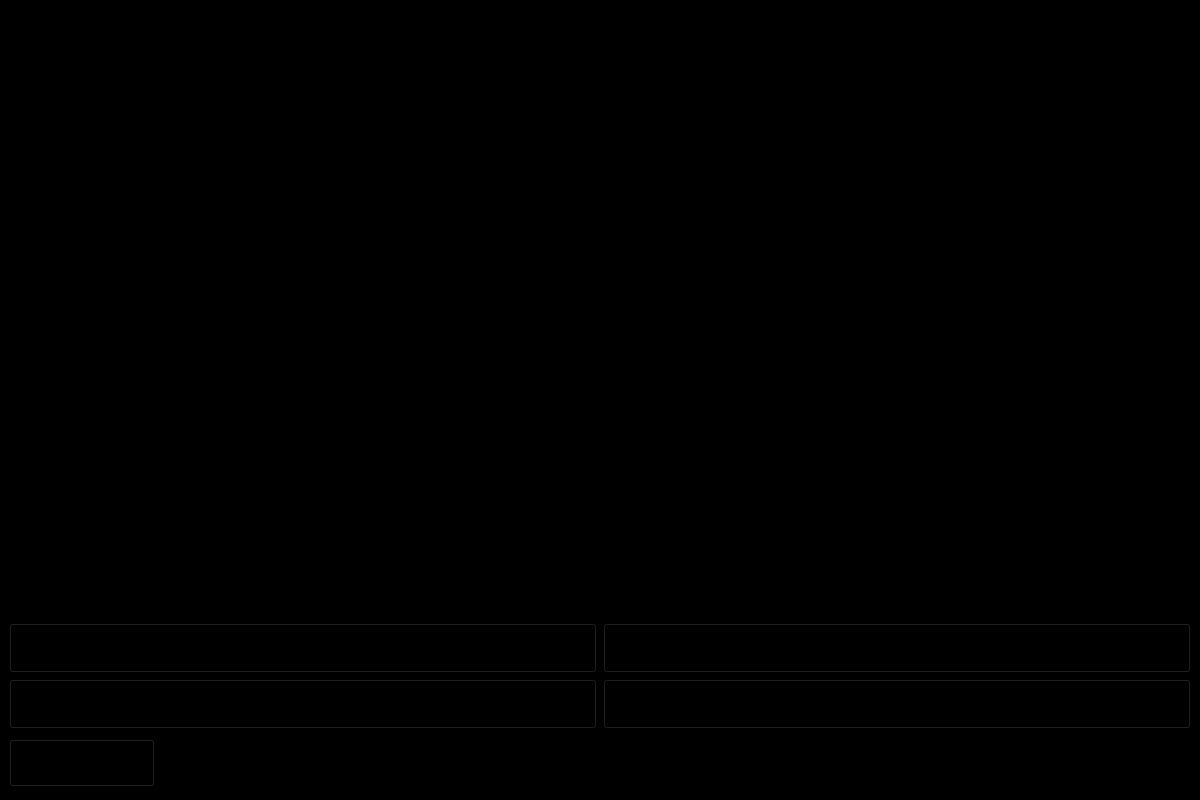
Above: transaction.ui from acmpesuecc/GrowPal before the change. Below: the same form after it.
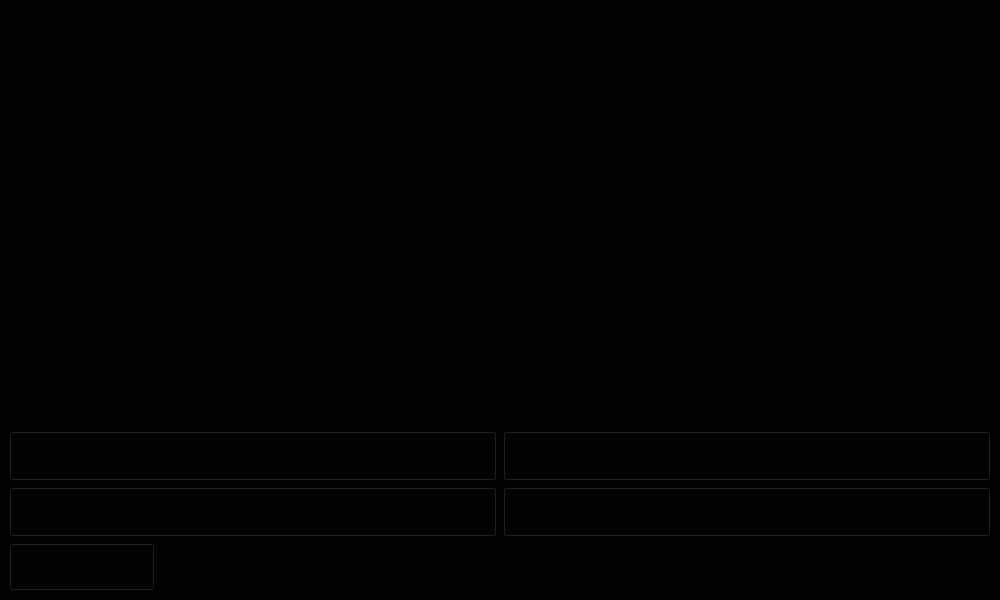
That is the form after the change. Icons and pictures are not drawn.

```diff
--- a/transaction.ui
+++ b/transaction.ui
@@ -6,14 +6,14 @@
    <rect>
     <x>0</x>
     <y>0</y>
-    <width>1200</width>
-    <height>800</height>
+    <width>1000</width>
+    <height>600</height>
    </rect>
   </property>
   <property name="minimumSize">
    <size>
-    <width>1200</width>
-    <height>800</height>
+    <width>1000</width>
+    <height>600</height>
    </size>
   </property>
   <property name="maximumSize">
```
